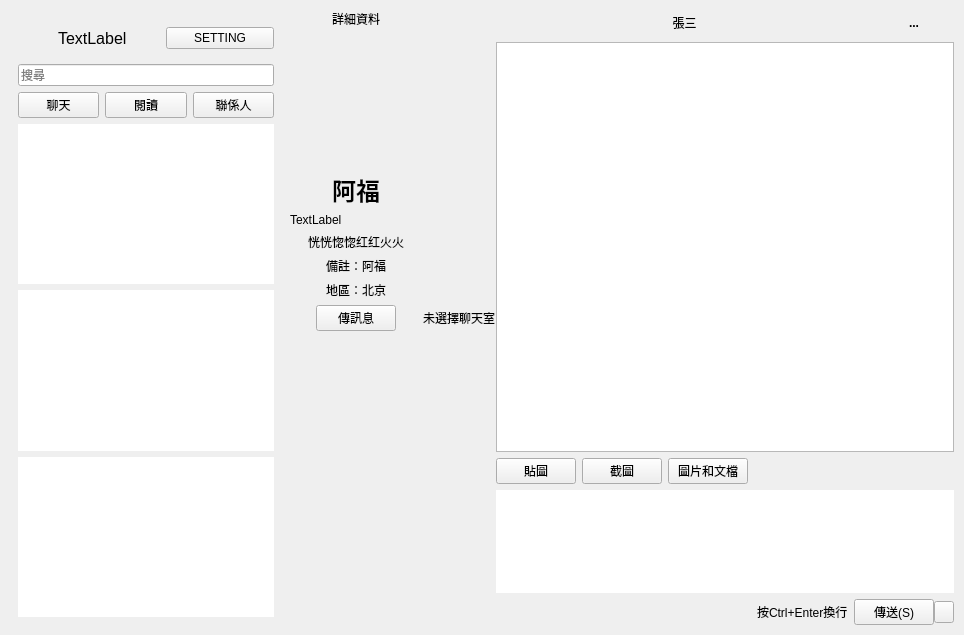
The window that resource/ui/wechatwin-0.5.ui (0xzhaohx/wechat-qt5) describes before a commit, drawn with Qt 5.
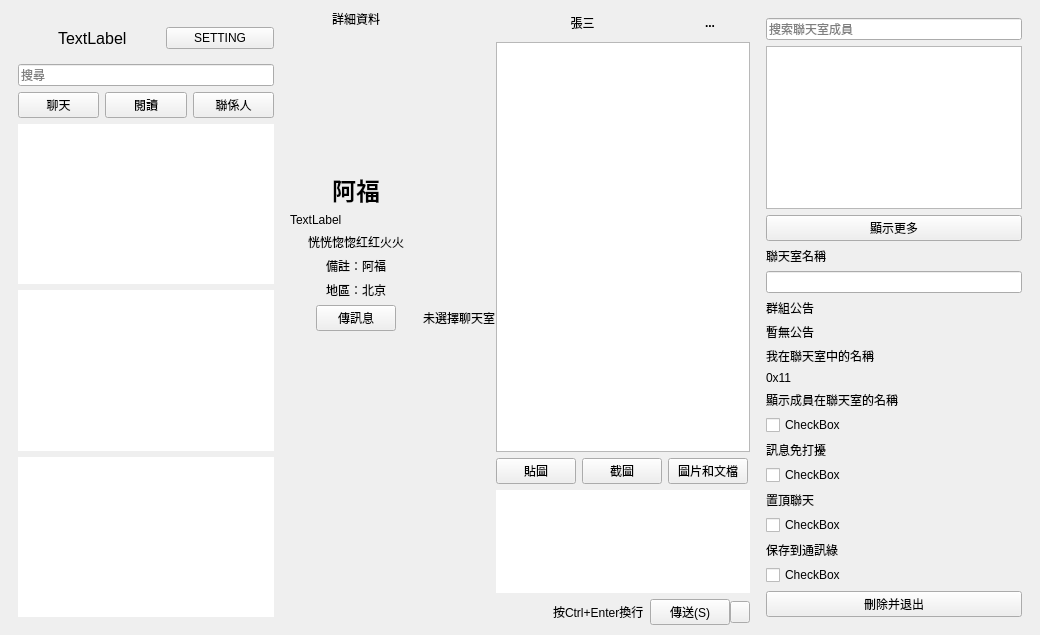
The same window after the commit.

Commit message: modify members functional

The edit to the form file:
```diff
--- a/resource/ui/wechatwin-0.5.ui
+++ b/resource/ui/wechatwin-0.5.ui
@@ -6,7 +6,7 @@
    <rect>
     <x>0</x>
     <y>0</y>
-    <width>964</width>
+    <width>1040</width>
     <height>635</height>
    </rect>
   </property>
@@ -598,6 +598,137 @@
       </layout>
      </widget>
     </item>
+    <item>
+     <widget class="QWidget" name="membersWidget" native="true">
+      <layout class="QVBoxLayout" name="verticalLayout_5">
+       <item>
+        <layout class="QVBoxLayout" name="verticalLayout_4">
+         <item>
+          <widget class="QLineEdit" name="memberSearchh">
+           <property name="text">
+            <string/>
+           </property>
+           <property name="placeholderText">
+            <string>搜索聯天室成員</string>
+           </property>
+          </widget>
+         </item>
+         <item>
+          <widget class="QTableView" name="membersTable"/>
+         </item>
+         <item>
+          <widget class="QPushButton" name="detail">
+           <property name="text">
+            <string>顯示更多</string>
+           </property>
+          </widget>
+         </item>
+         <item>
+          <widget class="QLabel" name="chatRoom">
+           <property name="text">
+            <string>聯天室名稱</string>
+           </property>
+          </widget>
+         </item>
+         <item>
+          <widget class="QLineEdit" name="chatRootEdit"/>
+         </item>
+         <item>
+          <widget class="QLabel" name="label_3">
+           <property name="text">
+            <string>群組公告</string>
+           </property>
+          </widget>
+         </item>
+         <item>
+          <widget class="QLabel" name="label_4">
+           <property name="text">
+            <string>暫無公告</string>
+           </property>
+          </widget>
+         </item>
+         <item>
+          <widget class="QLabel" name="label_5">
+           <property name="text">
+            <string>我在聯天室中的名稱</string>
+           </property>
+          </widget>
+         </item>
+         <item>
+          <widget class="QLabel" name="label_6">
+           <property name="text">
+            <string>0x11</string>
+           </property>
+          </widget>
+         </item>
+         <item>
+          <widget class="QLabel" name="label_7">
+           <property name="text">
+            <string>顯示成員在聯天室的名稱</string>
+           </property>
+          </widget>
+         </item>
+         <item>
+          <widget class="QCheckBox" name="checkBox">
+           <property name="text">
+            <string>CheckBox</string>
+           </property>
+          </widget>
+         </item>
+         <item>
+          <widget class="QLabel" name="label_8">
+           <property name="text">
+            <string>訊息免打擾</string>
+           </property>
+          </widget>
+         </item>
+         <item>
+          <widget class="QCheckBox" name="checkBox_2">
+           <property name="text">
+            <string>CheckBox</string>
+           </property>
+          </widget>
+         </item>
+         <item>
+          <widget class="QLabel" name="label_9">
+           <property name="text">
+            <string>置頂聯天</string>
+           </property>
+          </widget>
+         </item>
+         <item>
+          <widget class="QCheckBox" name="checkBox_3">
+           <property name="text">
+            <string>CheckBox</string>
+           </property>
+          </widget>
+         </item>
+         <item>
+          <widget class="QLabel" name="label_10">
+           <property name="text">
+            <string>保存到通訊綠</string>
+           </property>
+          </widget>
+         </item>
+         <item>
+          <widget class="QCheckBox" name="checkBox_4">
+           <property name="text">
+            <string>CheckBox</string>
+           </property>
+          </widget>
+         </item>
+         <item>
+          <widget class="QPushButton" name="deleteAndExitButton">
+           <property name="text">
+            <string>刪除并退出</string>
+           </property>
+          </widget>
+         </item>
+        </layout>
+       </item>
+      </layout>
+     </widget>
+    </item>
    </layout>
   </widget>
  </widget>
```
Left out of the diff: 70 changed lines with no effect on the pictures. The commit also changes 1 other file.
